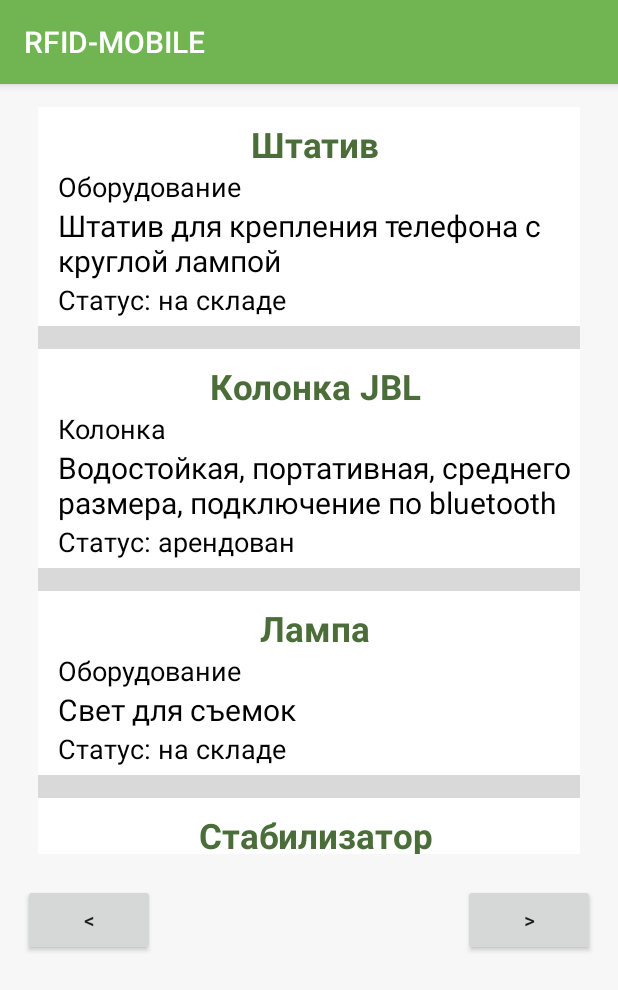
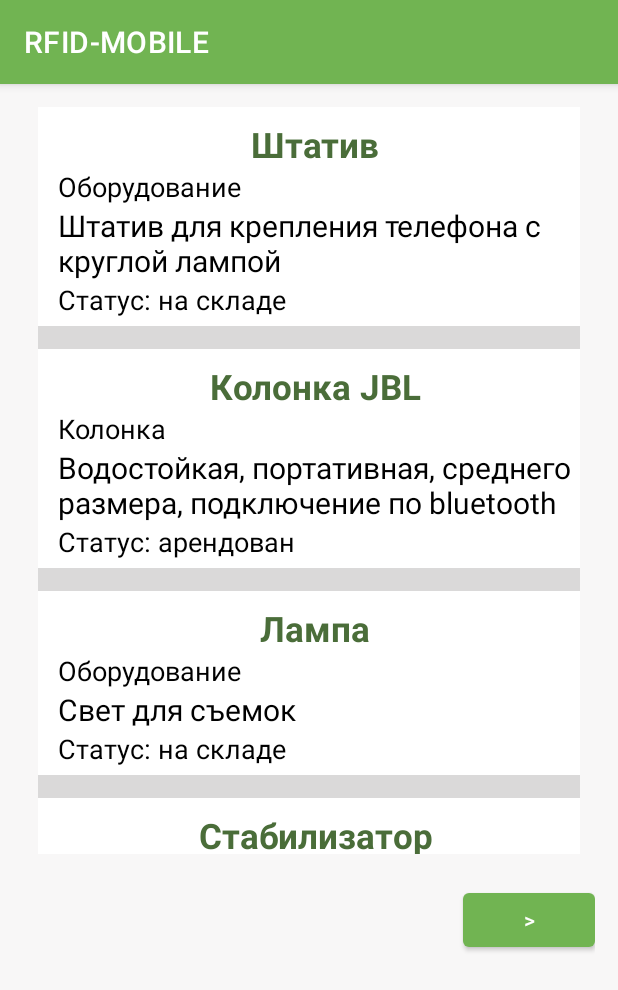
Before and after one commit to RusakovRodion/Rfid-mobile, an Android app: the screen it shows after launch (MainActivity), on a phone screen of 412 x 824 dp. Shown: the top 990 px of the screen. Run offline under Robolectric (Android 15) with nearby library versions, the phone set to English and light mode, and no system bars.

Commit message:
Revert "refactoring"
This reverts commit b1d96bfb

```diff
--- a/app/src/main/java/com/example/rfid_mobile/MainActivity.java
+++ b/app/src/main/java/com/example/rfid_mobile/MainActivity.java
@@ -8,7 +8,7 @@ import android.view.View;
 import java.util.ArrayList;
 
 import android.os.Bundle;
-import android.view.LayoutInflater;
+
 public class MainActivity extends AppCompatActivity {
     //Кол-во элементов
     public int TOTAL_LIST_ITEMS = 0;
@@ -39,13 +39,6 @@ public class MainActivity extends AppCompatActivity {
         objects.add(new ObjectClass(12, "Лампа3", "Свет для съемок", true, "Оборудование"));
         objects.add(new ObjectClass(13, "Стабилизатор3", "Стабилизирует телефон при съемке", false, "Оборудование"));
         objects.add(new ObjectClass(14, "Проектор3", "Проектор, кабель HDMI", true, "Проектор"));
-        objects.add(new ObjectClass(15, "Штатив4", "Штатив для крепления телефона с круглой лампой", true, "Оборудование"));
-        objects.add(new ObjectClass(16, "Колонка JBL4", "Водостойкая, портативная, среднего размера, подключение по bluetooth", false, "Колонка"));
-        objects.add(new ObjectClass(17, "Лампа4", "Свет для съемок", true, "Оборудование"));
-        objects.add(new ObjectClass(18, "Стабилизатор4", "Стабилизирует телефон при съемке", false, "Оборудование"));
-        objects.add(new ObjectClass(19, "Проектор4", "Проектор, кабель HDMI", true, "Проектор"));
-        objects.add(new ObjectClass(20, "Штатив5", "Штатив для крепления телефона с круглой лампой", true, "Оборудование"));
-
         TOTAL_LIST_ITEMS = objects.size();
         TOTAL_PAGE_COUNT = TOTAL_LIST_ITEMS / NUM_ITEMS_PAGE + 1;
 
@@ -63,10 +56,6 @@ public class MainActivity extends AppCompatActivity {
 
         // получаем элемент ListView
         ListView listView = findViewById(R.id.objectsList);
-        // прикрепляем footer с кнопками
-        LayoutInflater inflater = LayoutInflater.from(this);
-        View footerView = inflater.inflate(R.layout.buttons_mini, null);
-        listView.addFooterView(footerView);
         testDraw(currentPage, listView);
 
         //TODO добавляем для списка слушатель
@@ -103,7 +92,7 @@ public class MainActivity extends AppCompatActivity {
         });
     }
 
-    void testDraw(int currentPage, ListView listView ){
+    void testDraw(int currentPage, ListView listView){
         // создаем адаптер
         ObjectAdapter adapter = new ObjectAdapter(this,
                 R.layout.object_mini, objectsLists.get(currentPage-1));
--- a/app/src/main/res/layout/activity_main.xml
+++ b/app/src/main/res/layout/activity_main.xml
@@ -6,7 +6,6 @@
     android:layout_height="match_parent"
     android:padding="15dp"
     android:background="@color/back"
-
     tools:context=".MainActivity">
 
     <ListView
--- a/app/src/main/res/layout/object_mini.xml
+++ b/app/src/main/res/layout/object_mini.xml
@@ -2,22 +2,22 @@
 <androidx.constraintlayout.widget.ConstraintLayout xmlns:android="http://schemas.android.com/apk/res/android"
     xmlns:app="http://schemas.android.com/apk/res-auto"
     android:layout_width="match_parent"
+    android:padding="5dp"
     android:layout_height="wrap_content"
-    android:background="@color/white"
-    android:padding="5dp">
+    android:background="@color/white">
 
     <TextView
         android:id="@+id/nameObject"
+        android:gravity="center"
         android:layout_width="match_parent"
         android:layout_height="wrap_content"
         android:layout_marginStart="8dp"
         android:layout_marginTop="4dp"
-        android:gravity="center"
         android:text="Название"
+        android:textStyle="bold"
         android:textAlignment="center"
         android:textColor="@color/green"
         android:textSize="23sp"
-        android:textStyle="bold"
         app:layout_constraintLeft_toLeftOf="parent"
         app:layout_constraintStart_toStartOf="parent"
         app:layout_constraintTop_toTopOf="parent" />
--- a/app/src/main/res/values/themes.xml
+++ b/app/src/main/res/values/themes.xml
@@ -1,6 +1,6 @@
 <resources xmlns:tools="http://schemas.android.com/tools">
     <!-- Base application theme. -->
-    <style name="Theme.Rfidmobile" parent="Theme.AppCompat.DayNight.DarkActionBar">
+    <style name="Theme.Rfidmobile" parent="Theme.MaterialComponents.DayNight.DarkActionBar">
         <!-- Primary brand color. -->
         <item name="colorPrimary">@color/whiteGreen</item>
         <item name="colorPrimaryVariant">@color/green</item>
@@ -10,7 +10,7 @@
         <item name="colorSecondaryVariant">@color/teal_700</item>
         <item name="colorOnSecondary">@color/black</item>
         <!-- Status bar color. -->
-        <item name="android:statusBarColor" tools:targetApi="l"  >?attr/colorPrimaryVariant</item>
+        <item name="android:statusBarColor" tools:targetApi="l">?attr/colorPrimaryVariant</item>
         <!-- Customize your theme here. -->
     </style>
 </resources>
```
Also changed, not shown: app/src/main/res/drawable/transparent_bg_bordered.xml (+0 -10 lines), app/src/main/res/drawable/transparent_bg_bordered_button.xml (+3 -6 lines), app/src/main/res/layout/buttons_mini.xml (+2 -28 lines).
